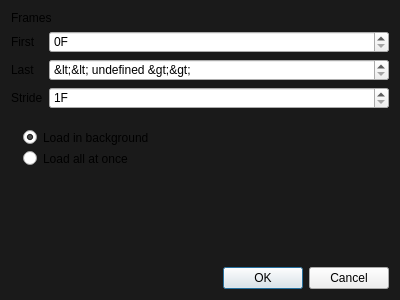
Above: QChromosome/importdialog.ui from Michalaq/ChromosomeVisualizer before the change. Below: the same form after it.
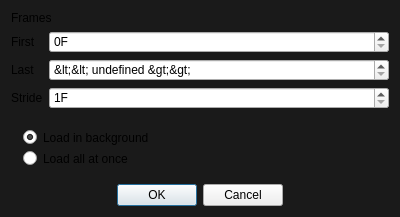
That is the form after the change. Custom widgets are drawn as their Qt base class.

Commit message: Forced dialogs to be fixed size

Patch:
```diff
--- a/QChromosome/importdialog.ui
+++ b/QChromosome/importdialog.ui
@@ -7,7 +7,7 @@
     <x>0</x>
     <y>0</y>
     <width>400</width>
-    <height>300</height>
+    <height>208</height>
    </rect>
   </property>
   <property name="styleSheet">
@@ -140,19 +140,6 @@
      </layout>
     </widget>
    </item>
-   <item>
-    <spacer name="verticalSpacer">
-     <property name="orientation">
-      <enum>Qt::Vertical</enum>
-     </property>
-     <property name="sizeHint" stdset="0">
-      <size>
-       <width>20</width>
-       <height>40</height>
-      </size>
-     </property>
-    </spacer>
-   </item>
    <item>
     <widget class="QDialogButtonBox" name="buttonBox">
      <property name="orientation">
@@ -161,21 +148,24 @@
      <property name="standardButtons">
       <set>QDialogButtonBox::Cancel|QDialogButtonBox::Ok</set>
      </property>
+     <property name="centerButtons">
+      <bool>true</bool>
+     </property>
     </widget>
    </item>
   </layout>
  </widget>
  <customwidgets>
-  <customwidget>
-   <class>SpinBox</class>
-   <extends>QSpinBox</extends>
-   <header>spinbox.h</header>
-  </customwidget>
   <customwidget>
    <class>Label</class>
    <extends>QLabel</extends>
    <header>label.h</header>
   </customwidget>
+  <customwidget>
+   <class>SpinBox</class>
+   <extends>QSpinBox</extends>
+   <header>spinbox.h</header>
+  </customwidget>
  </customwidgets>
  <resources/>
  <connections>
```
The commit also changes 2 other files.
